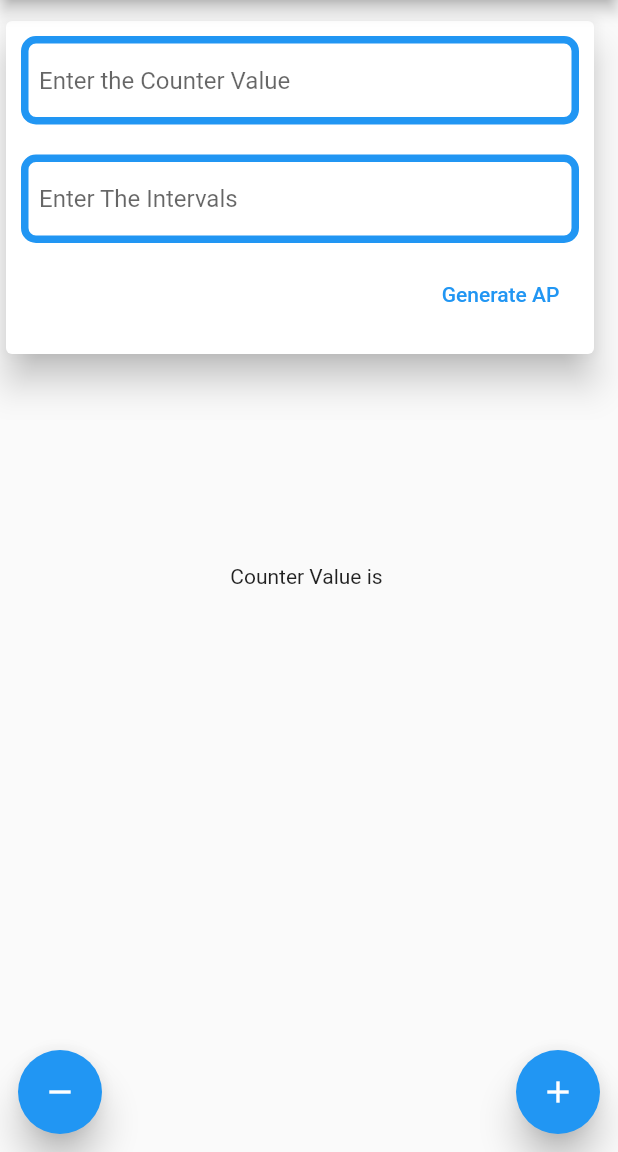
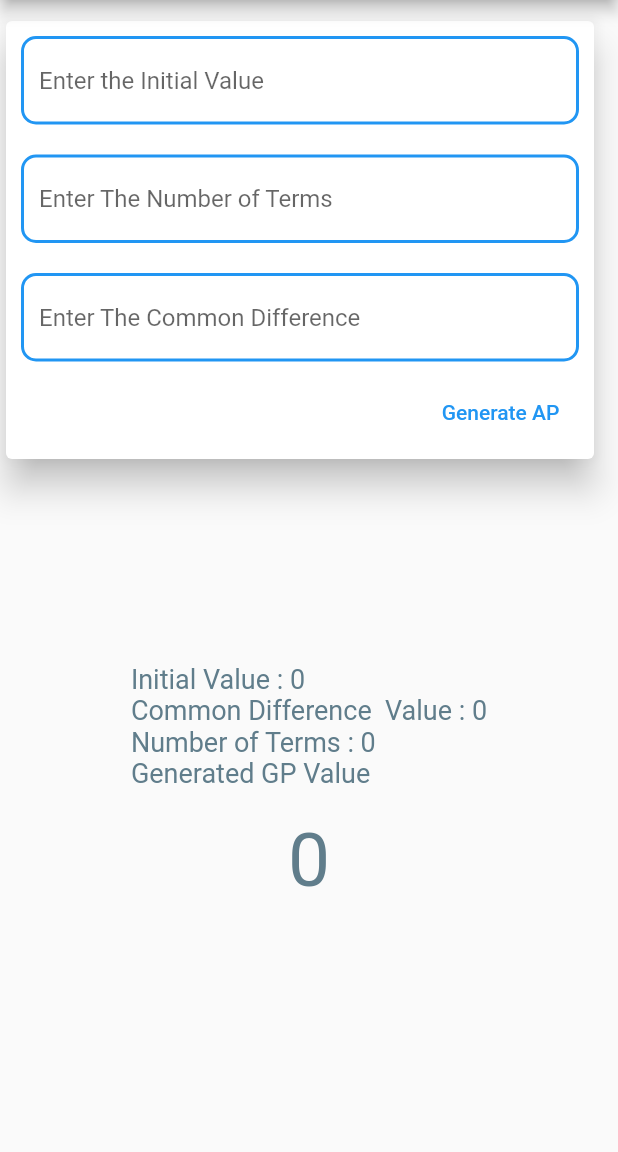
Before and after one commit to INTERNS-LXI-TECHNOLOGIES/Flutter-Workshop, a Flutter app: the screen it shows after launch, after a tap on "Geometric Progression", on a phone screen of 412 x 824 dp, the part 84-1236 px from its top. Run offline on Flutter 3.47's test engine with Material 2 defaults, Android fonts, the phone set to English and light mode, and no system bars.

Commit message:
http://jira.bytatech.com:8080/browse/IN-16901

```diff
--- a/coundown_timer/lib/geometricProgression_screen.dart
+++ b/coundown_timer/lib/geometricProgression_screen.dart
@@ -1,10 +1,27 @@
 import 'package:flutter/material.dart';
+import 'dart:math';
 
 class GeometricProgression extends StatefulWidget {
   _GeometricProgressionState createState() => _GeometricProgressionState();
 }
 
 class _GeometricProgressionState extends State {
+  final _initialTermController = TextEditingController();
+  final _commonRatioController = TextEditingController();
+  final _numberOfTermsController = TextEditingController();
+  num _gp = 0;
+  num _initialTerm = 0;
+  num _commonRatio = 0;
+  num _numberofTerms = 0;
+  void _generateGeometricProgression() {
+    setState(() {
+      _initialTerm = num.parse(_initialTermController.text);
+      _commonRatio = num.parse(_commonRatioController.text);
+      _numberofTerms = num.parse(_numberOfTermsController.text);
+      _gp = _initialTerm * (pow(_commonRatio, _numberofTerms));
+    });
+  }
+
   @override
   Widget build(BuildContext context) {
     return Scaffold(
@@ -14,7 +31,7 @@ class _GeometricProgressionState extends State {
       body: Stack(
         children: [
           Container(
-            height: 230,
+            height: 300,
             width: 400,
             margin: EdgeInsets.only(top: 10),
             child: Card(
@@ -25,43 +42,61 @@ class _GeometricProgressionState extends State {
                   Container(
                     padding: EdgeInsets.all(10),
                     child: TextField(
-                      // controller: userInputController,
+                      controller: _initialTermController,
                       keyboardType: TextInputType.number,
                       enabled: true,
                       decoration: InputDecoration(
                         enabledBorder: OutlineInputBorder(
                           borderSide: BorderSide(
                             color: Colors.blue,
-                            width: 5,
+                            width: 2,
                           ),
                           borderRadius: BorderRadius.circular(10),
                         ),
-                        hintText: 'Enter the Counter Value',
+                        hintText: 'Enter the Initial Value',
                       ),
                     ),
                   ),
                   Container(
                     padding: EdgeInsets.all(10),
                     child: TextField(
-                      // controller: userInputController,
+                      controller: _numberOfTermsController,
                       keyboardType: TextInputType.number,
                       enabled: true,
                       decoration: InputDecoration(
                         enabledBorder: OutlineInputBorder(
                           borderSide: BorderSide(
                             color: Colors.blue,
-                            width: 5,
+                            width: 2,
                           ),
                           borderRadius: BorderRadius.circular(10),
                         ),
-                        hintText: 'Enter The Intervals',
+                        hintText: 'Enter The Number of Terms',
+                      ),
+                    ),
+                  ),
+                  Container(
+                    padding: EdgeInsets.all(10),
+                    child: TextField(
+                      controller: _commonRatioController,
+                      keyboardType: TextInputType.number,
+                      enabled: true,
+                      decoration: InputDecoration(
+                        enabledBorder: OutlineInputBorder(
+                          borderSide: BorderSide(
+                            color: Colors.blue,
+                            width: 2,
+                          ),
+                          borderRadius: BorderRadius.circular(10),
+                        ),
+                        hintText: 'Enter The Common Difference',
                       ),
                     ),
                   ),
                   Container(
                     padding: EdgeInsets.only(right: 15),
                     child: TextButton(
-                      onPressed: () {},
+                      onPressed: _generateGeometricProgression,
                       child: Text('Generate AP'),
                     ),
                   )
@@ -70,39 +105,45 @@ class _GeometricProgressionState extends State {
             ),
           ),
           Container(
-            child: Center(
-              child: Text('Counter Value is '),
+            margin: EdgeInsets.only(top: 200),
+            alignment: Alignment.bottomCenter,
+            child: Column(
+              mainAxisAlignment: MainAxisAlignment.center,
+              crossAxisAlignment: CrossAxisAlignment.start,
+              children: <Widget>[
+                Container(
+                  child: Text(
+                    'Initial Value : $_initialTerm',
+                    style: TextStyle(fontSize: 18, color: Colors.blueGrey),
+                  ),
+                ),
+                Container(
+                  child: Text(
+                    'Common Difference  Value : $_commonRatio',
+                    style: TextStyle(fontSize: 18, color: Colors.blueGrey),
+                  ),
+                ),
+                Container(
+                  child: Text(
+                    'Number of Terms : $_numberofTerms',
+                    style: TextStyle(fontSize: 18, color: Colors.blueGrey),
+                  ),
+                ),
+                Container(
+                  child: Text(
+                    'Generated GP Value',
+                    style: TextStyle(fontSize: 18, color: Colors.blueGrey),
+                  ),
+                ),
+              ],
             ),
           ),
           Container(
-            height: 1200,
-            width: 400,
-            margin: EdgeInsets.only(top: 100),
+            margin: EdgeInsets.only(top: 380),
             alignment: Alignment.center,
-            // // child: Text(
-            // //   '${_counterValue.toInt()}(' +
-            // //       '${_userInputValue.toInt()}^$_numberOfTimesButtonpressed)',
-            // //   style: TextStyle(
-            //     color: Colors.grey,
-            //     fontSize: 40,
-            //   ),
-          ),
-          Container(
-            alignment: Alignment.bottomRight,
-            padding: EdgeInsets.all(12),
-            child: FloatingActionButton(
-              onPressed: () {},
-              child: Icon(Icons.add),
-              elevation: 10,
-            ),
-          ),
-          Container(
-            alignment: Alignment.bottomLeft,
-            padding: EdgeInsets.all(12),
-            child: FloatingActionButton(
-              onPressed: () {},
-              child: Icon(Icons.remove),
-              elevation: 10,
+            child: Text(
+              '$_gp',
+              style: TextStyle(fontSize: 50, color: Colors.blueGrey),
             ),
           ),
         ],
--- a/coundown_timer/lib/squareAddition_screen.dart
+++ b/coundown_timer/lib/squareAddition_screen.dart
@@ -52,7 +52,6 @@ class _SquareAdditionState extends State {
               onPressed: _getIncrementValue,
               child: Icon(Icons.add),
               elevation: 10,
-              hoverColor: Colors.amber,
             ),
           ),
           Container(
@@ -80,7 +79,7 @@ class _SquareAdditionState extends State {
                     enabledBorder: OutlineInputBorder(
                       borderSide: BorderSide(
                         color: Colors.blue,
-                        width: 5,
+                        width: 2,
                       ),
                       borderRadius: BorderRadius.circular(10),
                     ),
--- a/coundown_timer/lib/startupScreen.dart
+++ b/coundown_timer/lib/startupScreen.dart
@@ -6,7 +6,8 @@ import 'package:flutter/material.dart';
 class StartUpScreen extends StatelessWidget {
   @override
   Widget build(BuildContext context) {
-    return Column(
+    return SingleChildScrollView(
+      child: Column(
         children: [
           Container(
             height: 250,
@@ -31,11 +32,13 @@ class StartUpScreen extends StatelessWidget {
                       children: [
                         Text(
                           'Timer',
-                        style: TextStyle(fontSize: 50, color: Colors.blueGrey),
+                          style:
+                              TextStyle(fontSize: 50, color: Colors.blueGrey),
                         ),
                         Text(
                           'Ur Perfect Timer App',
-                        style: TextStyle(color: Colors.blueGrey, fontSize: 15),
+                          style:
+                              TextStyle(color: Colors.blueGrey, fontSize: 15),
                         ),
                       ],
                     ),
@@ -83,6 +86,7 @@ class StartUpScreen extends StatelessWidget {
             ),
           ),
         ],
+      ),
     );
   }
 }
```
Also changed, not shown: coundown_timer/lib/arithemticProgression_screen.dart (+65 -14 lines), coundown_timer/lib/userInputWidget.dart (deleted, +0 -32 lines). Lines whose indentation alone changed are shown as unchanged.
